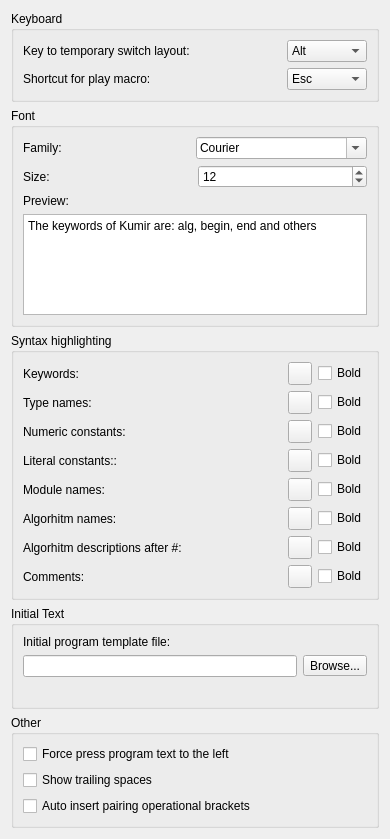
Old version of the form src/plugins/editor/settingspage.ui in the repository victor-yacovlev/kumir2.
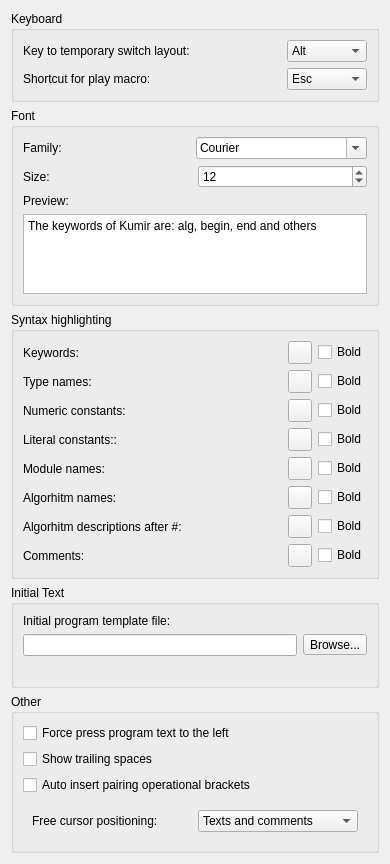
New version of the form. Custom widgets are drawn as their Qt base class.

Commit message: EDITOR: Implemented FreeCursorMovement option

```diff
--- a/src/plugins/editor/settingspage.ui
+++ b/src/plugins/editor/settingspage.ui
@@ -7,7 +7,7 @@
     <x>0</x>
     <y>0</y>
     <width>390</width>
-    <height>839</height>
+    <height>864</height>
    </rect>
   </property>
   <property name="windowTitle">
@@ -650,6 +650,38 @@
         </property>
        </widget>
       </item>
+      <item>
+       <widget class="QWidget" name="widget" native="true">
+        <layout class="QHBoxLayout" name="horizontalLayout_13">
+         <item>
+          <widget class="QLabel" name="label_15">
+           <property name="text">
+            <string>Free cursor positioning:</string>
+           </property>
+          </widget>
+         </item>
+         <item>
+          <widget class="QComboBox" name="freeCursorPositioning">
+           <item>
+            <property name="text">
+             <string>Texts and comments</string>
+            </property>
+           </item>
+           <item>
+            <property name="text">
+             <string>Always</string>
+            </property>
+           </item>
+           <item>
+            <property name="text">
+             <string>Texts only</string>
+            </property>
+           </item>
+          </widget>
+         </item>
+        </layout>
+       </widget>
+      </item>
      </layout>
     </widget>
    </item>
```
The commit also changes 6 other files.
